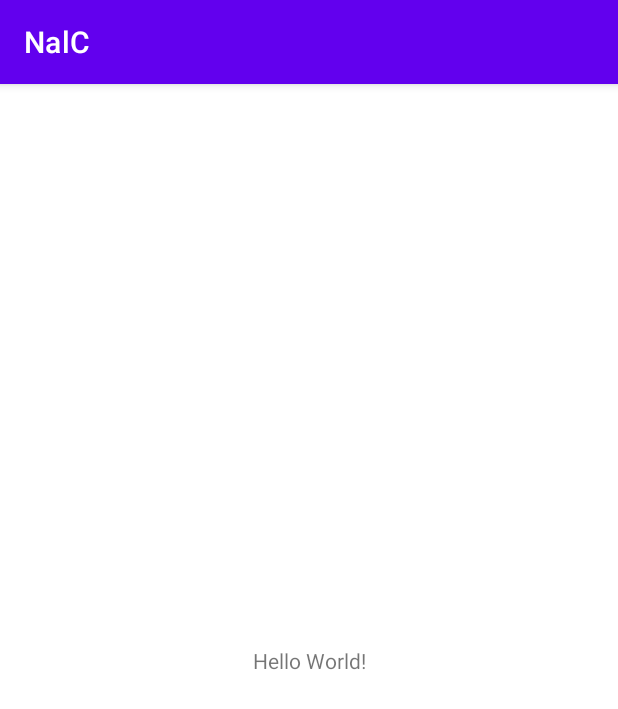
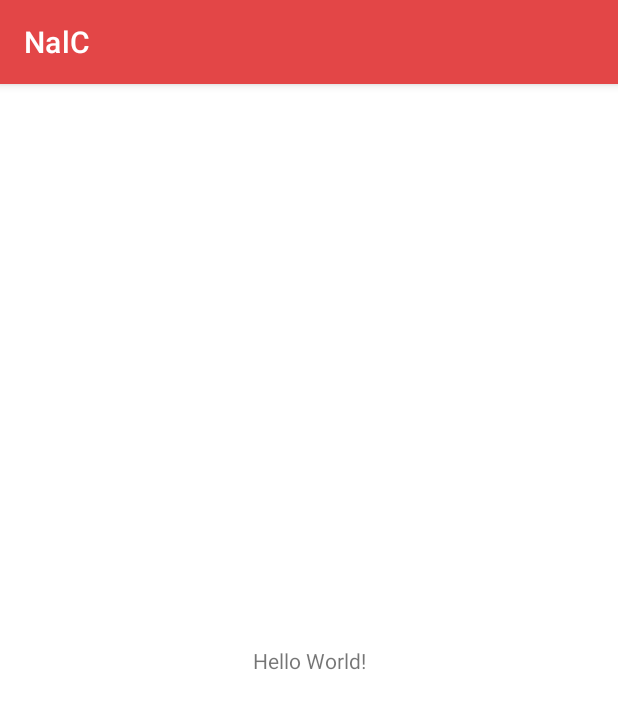
Before and after one commit to jsb408/NalC_AOS, an Android app: the screen it shows after launch (MainActivity), on a phone screen of 412 x 824 dp. Shown: the top 709 px of the screen. Run offline under Robolectric (Android 15) with nearby library versions, the phone set to English and light mode, and no system bars.

Commit message:
feat: 기본 에셋 설정
2021-11-13 14:53

```diff
--- a/app/src/main/res/values-night/themes.xml
+++ /dev/null
@@ -1,16 +0,0 @@
-<resources xmlns:tools="http://schemas.android.com/tools">
-    <!-- Base application theme. -->
-    <style name="Theme.NalC" parent="Theme.MaterialComponents.DayNight.DarkActionBar">
-        <!-- Primary brand color. -->
-        <item name="colorPrimary">@color/purple_200</item>
-        <item name="colorPrimaryVariant">@color/purple_700</item>
-        <item name="colorOnPrimary">@color/black</item>
-        <!-- Secondary brand color. -->
-        <item name="colorSecondary">@color/teal_200</item>
-        <item name="colorSecondaryVariant">@color/teal_200</item>
-        <item name="colorOnSecondary">@color/black</item>
-        <!-- Status bar color. -->
-        <item name="android:statusBarColor" tools:targetApi="l">?attr/colorPrimaryVariant</item>
-        <!-- Customize your theme here. -->
-    </style>
-</resources>
--- a/app/src/main/res/values/colors.xml
+++ b/app/src/main/res/values/colors.xml
@@ -1,10 +1,7 @@
 <?xml version="1.0" encoding="utf-8"?>
 <resources>
-    <color name="purple_200">#FFBB86FC</color>
-    <color name="purple_500">#FF6200EE</color>
-    <color name="purple_700">#FF3700B3</color>
-    <color name="teal_200">#FF03DAC5</color>
-    <color name="teal_700">#FF018786</color>
-    <color name="black">#FF000000</color>
-    <color name="white">#FFFFFFFF</color>
+    <color name="main_red">#E34647</color>
+
+    <color name="gray_01">#606060</color>
+    <color name="gray_02">#ADADAD</color>
 </resources>
--- a/app/src/main/res/values/themes.xml
+++ b/app/src/main/res/values/themes.xml
@@ -1,14 +1,14 @@
 <resources xmlns:tools="http://schemas.android.com/tools">
     <!-- Base application theme. -->
-    <style name="Theme.NalC" parent="Theme.MaterialComponents.DayNight.DarkActionBar">
+    <style name="Theme.NalC" parent="Theme.MaterialComponents.Light.DarkActionBar">
         <!-- Primary brand color. -->
-        <item name="colorPrimary">@color/purple_500</item>
-        <item name="colorPrimaryVariant">@color/purple_700</item>
-        <item name="colorOnPrimary">@color/white</item>
+        <item name="colorPrimary">@color/main_red</item>
+        <item name="colorPrimaryVariant">@color/main_red</item>
+        <item name="colorOnPrimary">@color/main_red</item>
         <!-- Secondary brand color. -->
-        <item name="colorSecondary">@color/teal_200</item>
-        <item name="colorSecondaryVariant">@color/teal_700</item>
-        <item name="colorOnSecondary">@color/black</item>
+        <item name="colorSecondary">@color/main_red</item>
+        <item name="colorSecondaryVariant">@color/main_red</item>
+        <item name="colorOnSecondary">@android:color/black</item>
         <!-- Status bar color. -->
         <item name="android:statusBarColor" tools:targetApi="l">?attr/colorPrimaryVariant</item>
         <!-- Customize your theme here. -->
```
